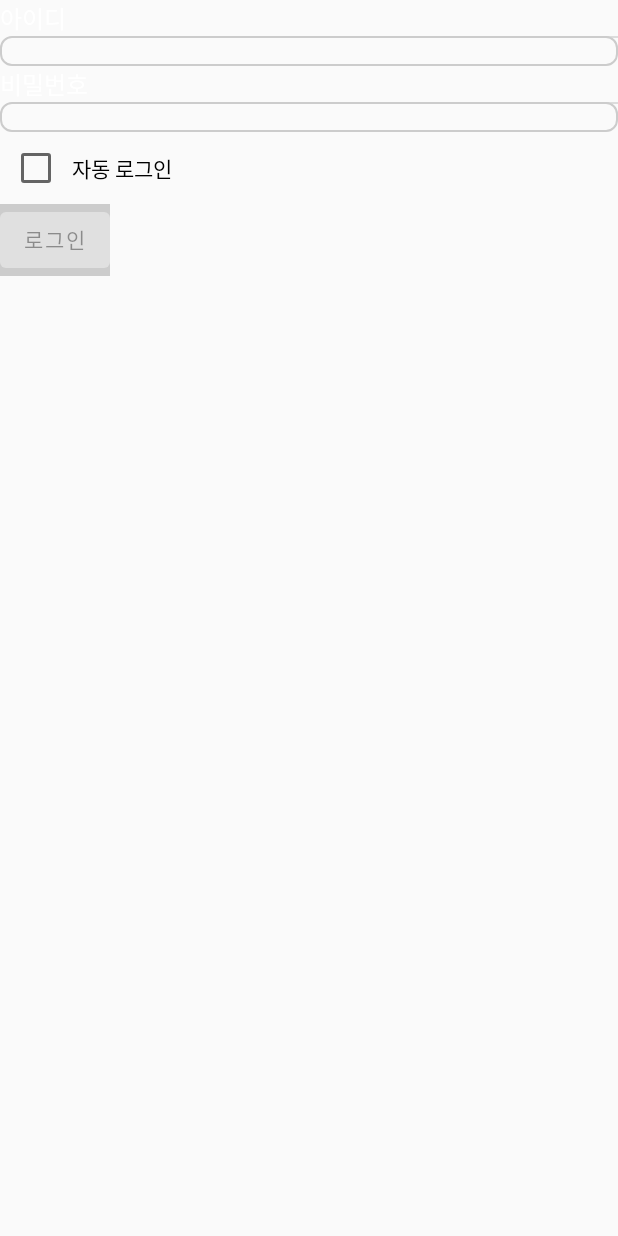
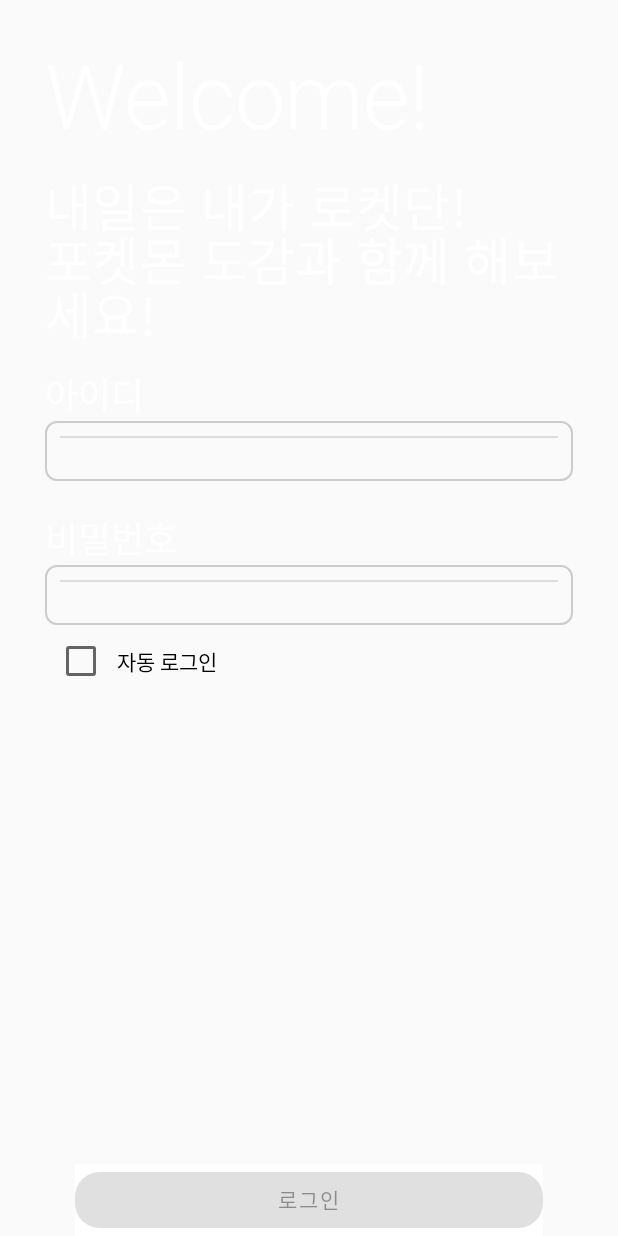
Before and after one commit to LeeSoJeong2/myPokemon, an Android app built with Jetpack Compose: the login screen opened through its navigation route, on a phone screen of 412 x 824 dp. Run offline under Robolectric (Android 15) with nearby library versions, the phone set to English and light mode, and no system bars; our stand-ins replace Dagger/Hilt's generated code, Timber.

Commit message:
[fix] 로그인 룩앤필

```diff
--- a/app/src/main/AndroidManifest.xml
+++ b/app/src/main/AndroidManifest.xml
@@ -30,7 +30,8 @@
 
         <activity android:name=".ui.navigator.ComposableActivity"
             android:theme="@style/Theme.StartKit"
-            android:exported="true">
+            android:exported="true"
+            android:windowSoftInputMode="adjustResize">
             <intent-filter>
                 <action android:name="android.intent.action.MAIN" />
 
--- a/app/src/main/java/com/kt/startkit/ui/features/login/LoginScreen.kt
+++ b/app/src/main/java/com/kt/startkit/ui/features/login/LoginScreen.kt
@@ -4,15 +4,18 @@ import android.util.Log
 import androidx.compose.foundation.BorderStroke
 import androidx.compose.foundation.background
 import androidx.compose.foundation.border
+import androidx.compose.foundation.layout.Arrangement
 import androidx.compose.foundation.layout.Box
 import androidx.compose.foundation.layout.Column
 import androidx.compose.foundation.layout.Row
+import androidx.compose.foundation.layout.Spacer
 import androidx.compose.foundation.layout.fillMaxWidth
 import androidx.compose.foundation.layout.padding
 import androidx.compose.foundation.shape.RoundedCornerShape
 import androidx.compose.foundation.text.BasicTextField
 import androidx.compose.foundation.text.ClickableText
 import androidx.compose.material.Button
+import androidx.compose.material.ButtonDefaults
 import androidx.compose.material.Checkbox
 import androidx.compose.material.CircularProgressIndicator
 import androidx.compose.material.Divider
@@ -24,10 +27,13 @@ import androidx.compose.runtime.LaunchedEffect
 import androidx.compose.runtime.MutableState
 import androidx.compose.runtime.getValue
 import androidx.compose.runtime.mutableStateOf
+import androidx.compose.runtime.remember
 import androidx.compose.runtime.saveable.rememberSaveable
 import androidx.compose.ui.Alignment
 import androidx.compose.ui.Modifier
+import androidx.compose.ui.focus.onFocusChanged
 import androidx.compose.ui.graphics.Color
+import androidx.compose.ui.graphics.SolidColor
 import androidx.compose.ui.platform.LocalContext
 import androidx.compose.ui.text.AnnotatedString
 import androidx.compose.ui.unit.dp
@@ -42,7 +48,8 @@ import timber.log.Timber
 
 @Composable
 fun LoginScreen(
-    loginViewModel: LoginViewModel = hiltViewModel()
+    loginViewModel: LoginViewModel = hiltViewModel(),
+    modifier: Modifier = Modifier.background(Color.LightGray)
 ) {
     val navController = LocalNavigationProvider.current
 
@@ -66,15 +73,34 @@ fun LoginScreen(
             }
         }
         else -> {
-            Column {
+            Column(
+                    modifier = Modifier.padding(start = 30.dp, top = 30.dp, end = 30.dp,)
+                ) {
+                    Text(
+                        "Welcome!",
+                        modifier = Modifier.padding(bottom = 10.dp),
+                        style = MaterialTheme.typography.h2.copy(color = MaterialTheme.colors.onPrimary)
+                    )
+                    Text(
+                        "내일은 내가 로켓단!\n포켓몬 도감과 함께 해보세요!",
+                        modifier = Modifier.padding(bottom = 10.dp),
+                        style = MaterialTheme.typography.h4.copy(color = MaterialTheme.colors.onPrimary)
+                    ) /// TODO theme
                     LoginTextField(idTextState, "아이디") { text -> loginViewModel.updateId(text) }
+                    Spacer(modifier = Modifier.padding(bottom = 20.dp))
                     LoginTextField(passwordTextState, "비밀번호") { text ->
                         loginViewModel.updatePassword(
                             text
                         )
                     }
                     AutoLoginCheckBox(state) { loginViewModel.updateCheckedBox() }
+                    Spacer(modifier = Modifier.weight(1f))
+
+                Row(
+                    horizontalArrangement = Arrangement.Center,
+                ) {
                     SubmitButton(state, onSubmit = { loginViewModel.login() })
+                }
                 }
         }
     }
@@ -95,12 +121,18 @@ fun AutoLoginCheckBox(state: LoginState, onCheckedChange: (Any) -> Unit) {
 fun LoginTextField(
     textState: MutableState<String>,
     title: String,
-    onUpdateField: (String) -> Unit
+    onUpdateField: (String) -> Unit,
 ) {
+//    val isFocused = remember { mutableStateOf(false) }
+//    val backgroundColor = if (isFocused.value) {
+//        Color.LightGray
+//    } else {
+//        Color.DarkGray
+//    }
     Column {
         Text(
             text = title,
-            style = MaterialTheme.typography.body1.copy(color = MaterialTheme.colors.onPrimary)
+            style = MaterialTheme.typography.h5.copy(color = MaterialTheme.colors.onPrimary)
         )
          BasicTextField(
                 value = textState.value,
@@ -108,6 +140,8 @@ fun LoginTextField(
                     textState.value = it
                     onUpdateField(it)
                 },
+                cursorBrush = SolidColor(Color.Cyan),
+                singleLine = true,
                 decorationBox = { innerTextField ->
                     Box(
                         modifier = Modifier
@@ -116,7 +150,8 @@ fun LoginTextField(
                                 shape = RoundedCornerShape(8.dp)
                             )
                             .fillMaxWidth()
-                        .padding(start = 10.dp)
+                            .padding(all = 10.dp)
+                           // .onFocusChanged { focusState -> isFocused.value = focusState.isFocused }
                     ) {
                         innerTextField()
                         Divider()
@@ -130,11 +165,16 @@ fun LoginTextField(
 @Composable
 private fun SubmitButton(state: LoginState, onSubmit: () -> Unit) {
     Button(
+        shape = RoundedCornerShape(44),
         enabled = state is LoginState.ValidSuccess,
         onClick = {
             onSubmit()
         },
-        modifier = Modifier.background(if (state is LoginState.ValidSuccess) Color.Blue else Color.LightGray)
+        modifier = Modifier
+            .fillMaxWidth()
+            .padding(horizontal = 20.dp)
+            .background(Color.White),
+        colors = ButtonDefaults.buttonColors(backgroundColor = MaterialTheme.colors.primary)
     ) {
         if (state is LoginState.Loading) {
             CircularProgressIndicator()
```
Lines whose indentation alone changed are shown as unchanged.
